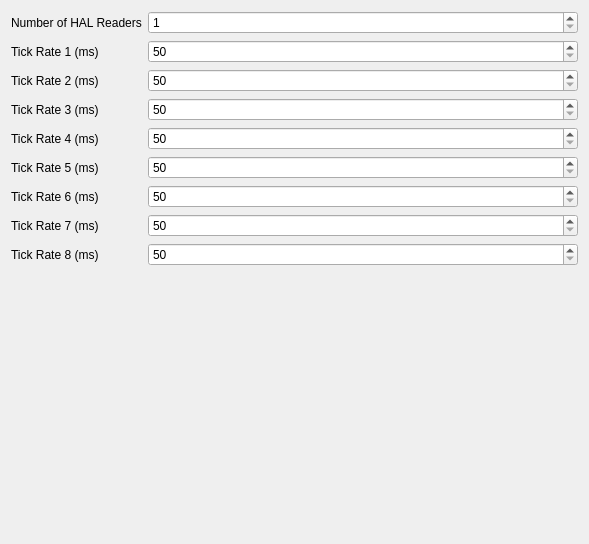
Qt form opentoolcontroller/views/ToolEditor.ui (OpenToolController/opentoolcontroller) before a commit.
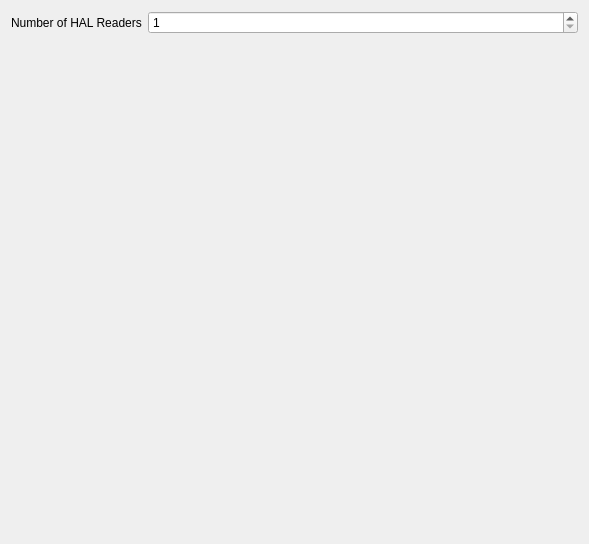
The same form after that commit.

Commit message: Tool Editor tick rate box

Diff of the .ui file:
```diff
--- a/opentoolcontroller/views/ToolEditor.ui
+++ b/opentoolcontroller/views/ToolEditor.ui
@@ -39,178 +39,6 @@
        </property>
       </widget>
      </item>
-     <item row="2" column="0">
-      <widget class="QLabel" name="label_9">
-       <property name="text">
-        <string>Tick Rate 1 (ms)</string>
-       </property>
-      </widget>
-     </item>
-     <item row="2" column="1">
-      <widget class="QSpinBox" name="ui_tick_rate_ms_1">
-       <property name="sizePolicy">
-        <sizepolicy hsizetype="Preferred" vsizetype="Fixed">
-         <horstretch>0</horstretch>
-         <verstretch>0</verstretch>
-        </sizepolicy>
-       </property>
-       <property name="minimumSize">
-        <size>
-         <width>200</width>
-         <height>0</height>
-        </size>
-       </property>
-       <property name="minimum">
-        <number>50</number>
-       </property>
-       <property name="maximum">
-        <number>2000</number>
-       </property>
-       <property name="singleStep">
-        <number>50</number>
-       </property>
-      </widget>
-     </item>
-     <item row="3" column="0">
-      <widget class="QLabel" name="label_8">
-       <property name="text">
-        <string>Tick Rate 2 (ms)</string>
-       </property>
-      </widget>
-     </item>
-     <item row="3" column="1">
-      <widget class="QSpinBox" name="ui_tick_rate_ms_2">
-       <property name="minimum">
-        <number>50</number>
-       </property>
-       <property name="maximum">
-        <number>2000</number>
-       </property>
-       <property name="singleStep">
-        <number>50</number>
-       </property>
-      </widget>
-     </item>
-     <item row="4" column="0">
-      <widget class="QLabel" name="label_7">
-       <property name="text">
-        <string>Tick Rate 3 (ms)</string>
-       </property>
-      </widget>
-     </item>
-     <item row="4" column="1">
-      <widget class="QSpinBox" name="ui_tick_rate_ms_3">
-       <property name="minimum">
-        <number>50</number>
-       </property>
-       <property name="maximum">
-        <number>2000</number>
-       </property>
-       <property name="singleStep">
-        <number>50</number>
-       </property>
-      </widget>
-     </item>
-     <item row="5" column="0">
-      <widget class="QLabel" name="label_6">
-       <property name="text">
-        <string>Tick Rate 4 (ms)</string>
-       </property>
-      </widget>
-     </item>
-     <item row="5" column="1">
-      <widget class="QSpinBox" name="ui_tick_rate_ms_4">
-       <property name="minimum">
-        <number>50</number>
-       </property>
-       <property name="maximum">
-        <number>2000</number>
-       </property>
-       <property name="singleStep">
-        <number>50</number>
-       </property>
-      </widget>
-     </item>
-     <item row="6" column="0">
-      <widget class="QLabel" name="label_4">
-       <property name="text">
-        <string>Tick Rate 5 (ms)</string>
-       </property>
-      </widget>
-     </item>
-     <item row="6" column="1">
-      <widget class="QSpinBox" name="ui_tick_rate_ms_5">
-       <property name="minimum">
-        <number>50</number>
-       </property>
-       <property name="maximum">
-        <number>2000</number>
-       </property>
-       <property name="singleStep">
-        <number>50</number>
-       </property>
-      </widget>
-     </item>
-     <item row="7" column="0">
-      <widget class="QLabel" name="label_5">
-       <property name="text">
-        <string>Tick Rate 6 (ms)</string>
-       </property>
-      </widget>
-     </item>
-     <item row="7" column="1">
-      <widget class="QSpinBox" name="ui_tick_rate_ms_6">
-       <property name="minimum">
-        <number>50</number>
-       </property>
-       <property name="maximum">
-        <number>2000</number>
-       </property>
-       <property name="singleStep">
-        <number>50</number>
-       </property>
-      </widget>
-     </item>
-     <item row="8" column="0">
-      <widget class="QLabel" name="label_10">
-       <property name="text">
-        <string>Tick Rate 7 (ms)</string>
-       </property>
-      </widget>
-     </item>
-     <item row="8" column="1">
-      <widget class="QSpinBox" name="ui_tick_rate_ms_7">
-       <property name="minimum">
-        <number>50</number>
-       </property>
-       <property name="maximum">
-        <number>2000</number>
-       </property>
-       <property name="singleStep">
-        <number>50</number>
-       </property>
-      </widget>
-     </item>
-     <item row="9" column="0">
-      <widget class="QLabel" name="label_11">
-       <property name="text">
-        <string>Tick Rate 8 (ms)</string>
-       </property>
-      </widget>
-     </item>
-     <item row="9" column="1">
-      <widget class="QSpinBox" name="ui_tick_rate_ms_8">
-       <property name="minimum">
-        <number>50</number>
-       </property>
-       <property name="maximum">
-        <number>2000</number>
-       </property>
-       <property name="singleStep">
-        <number>50</number>
-       </property>
-      </widget>
-     </item>
     </layout>
    </item>
    <item>
```
Left out of the diff: 6 changed lines with no effect on the pictures. The commit also changes 3 other files.
